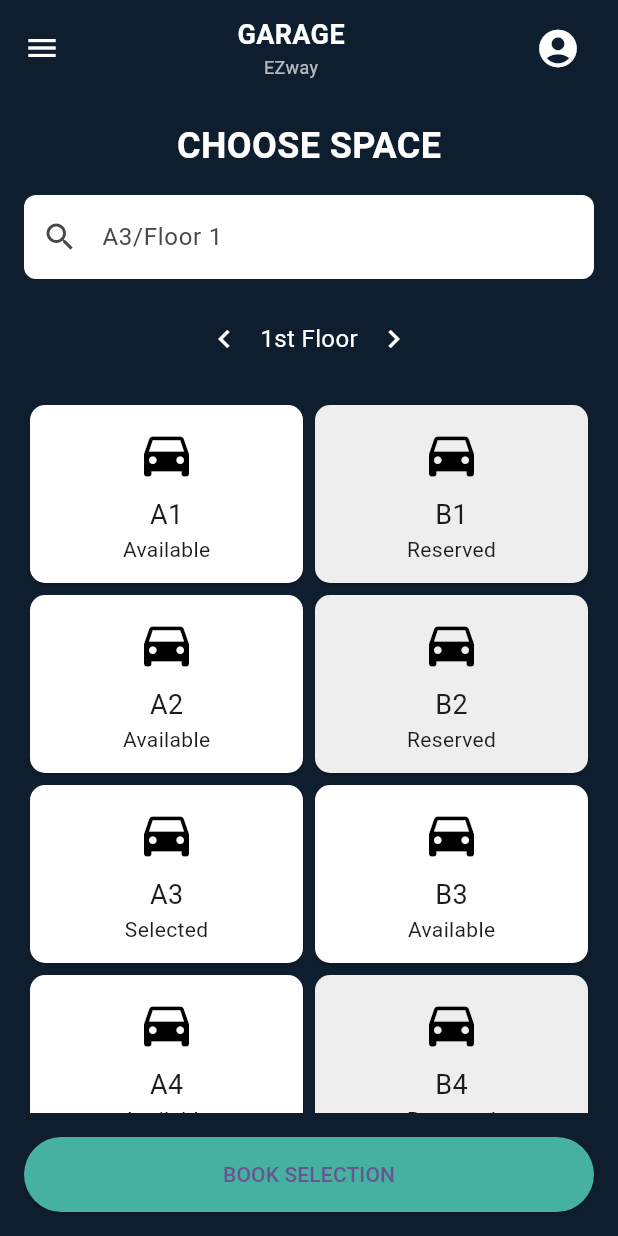
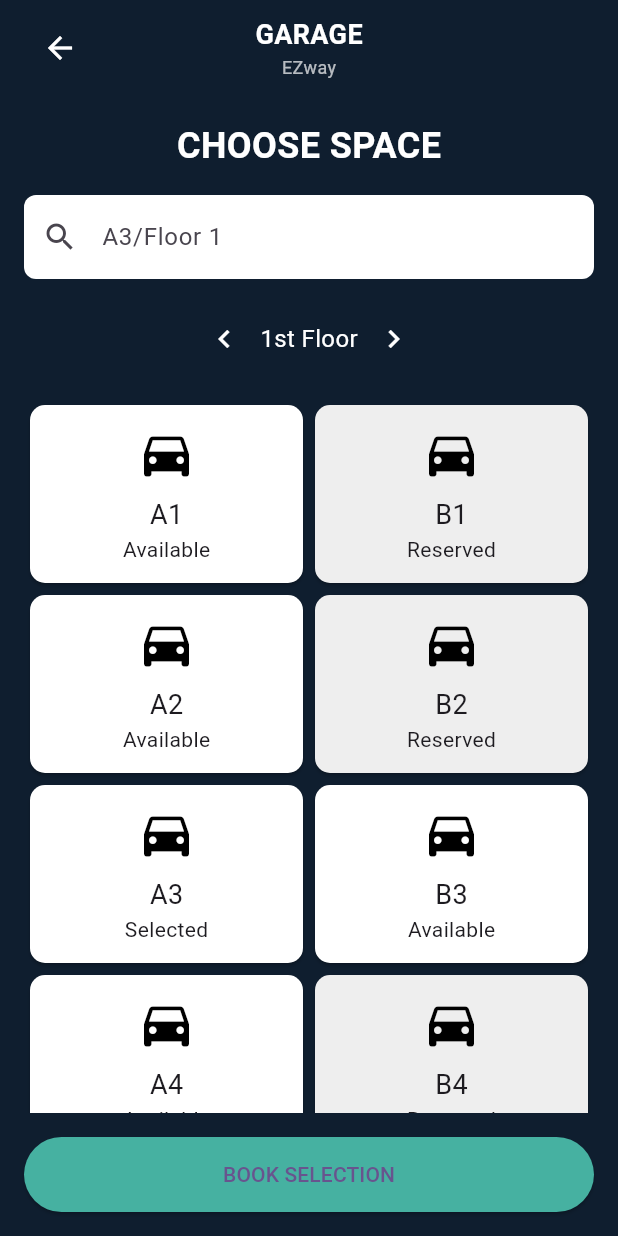
Before and after one commit to HanaATawfik/garage_ezway, a Flutter app: the BookSlotPage screen opened directly, on a phone screen of 412 x 824 dp. Run offline on Flutter 3.47's test engine with Material 3 defaults, Android fonts, the phone set to English and light mode, and no system bars.

Commit message:
Replace menu icon with back button in header
The header's menu icon has been replaced with a back button for better navigation. An empty `SizedBox` has been added on the right to maintain visual alignment and spacing.

```diff
--- a/lib/pages/book_slot_page.dart
+++ b/lib/pages/book_slot_page.dart
@@ -26,16 +26,18 @@ import 'package:flutter/material.dart';
                                               class _Header extends StatelessWidget {
                                                 @override
                                                 Widget build(BuildContext context) {
-                                            return Column(
-                                              children: [
-                                                // Top bar
-                                                Container(
+                                                  return Container(
                                                     color: const Color(0xFF0F1E2F),
                                                     padding: const EdgeInsets.symmetric(horizontal: 16.0, vertical: 8.0),
                                                     child: Row(
                                                       mainAxisAlignment: MainAxisAlignment.spaceBetween,
                                                       children: [
-                                                      Icon(Icons.menu, color: Colors.white),
+                                                        IconButton(
+                                                          icon: const Icon(Icons.arrow_back, color: Colors.white),
+                                                          onPressed: () {
+                                                            Navigator.pop(context);
+                                                          },
+                                                        ),
                                                         Column(
                                                           children: [
                                                             Text(
@@ -55,16 +57,10 @@ import 'package:flutter/material.dart';
                                                             ),
                                                           ],
                                                         ),
-                                                      IconButton(
-                                                        icon: const Icon(Icons.account_circle, color: Colors.white, size: 30),
-                                                        onPressed: () {
-                                                          // Profile clicked - add navigation here if needed
-                                                        },
-                                                      ),
+                                                        // Empty SizedBox to maintain centering
+                                                        SizedBox(width: 48),
                                                       ],
                                                     ),
-                                                ),
-                                              ],
                                                   );
                                                 }
                                               }
@@ -120,7 +116,7 @@ import 'package:flutter/material.dart';
                                                           style: TextStyle(
                                                             fontSize: 24,
                                                             fontWeight: FontWeight.bold,
-                                                      color: Colors.white, // Optional for a cleaner match
+                                                            color: Colors.white,
                                                           ),
                                                         ),
                                                         SizedBox(height: 16),
```
Lines whose indentation alone changed are shown as unchanged.
